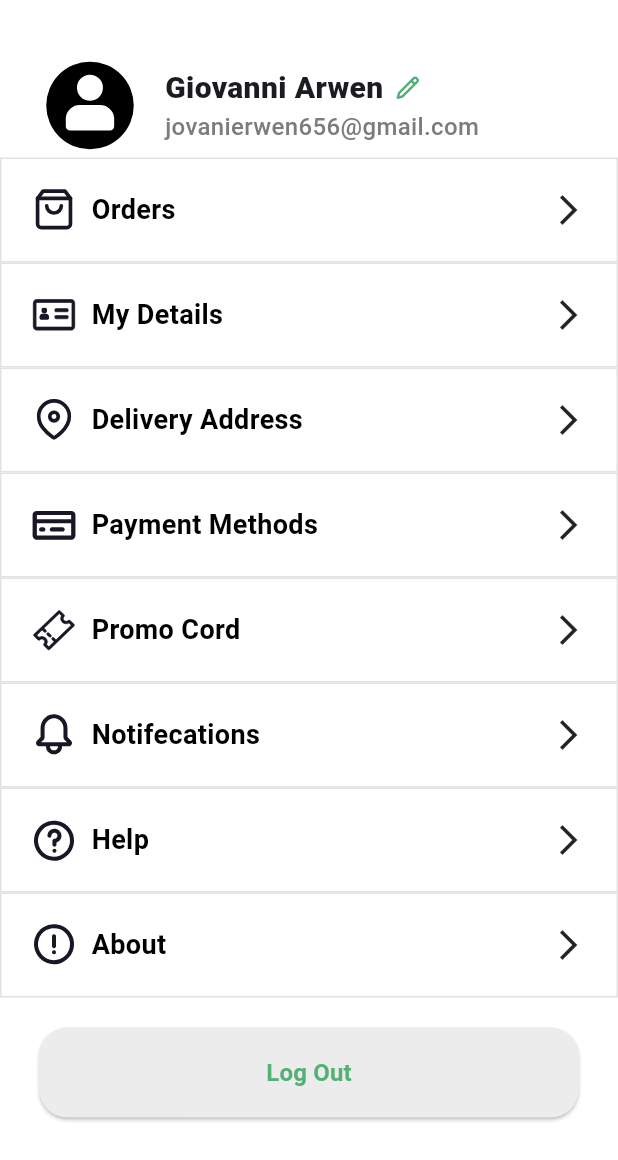
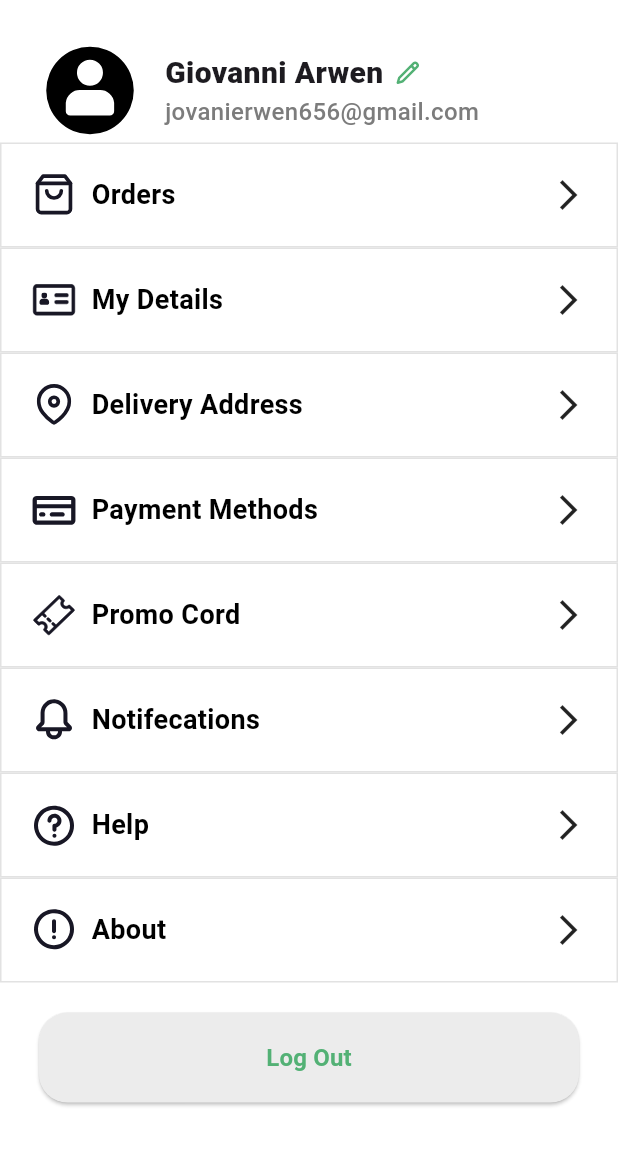
Before and after one commit to GiovanniArwen/Nectar-App---DEPI-Task, a Flutter app: the Account screen opened directly, on a phone screen of 412 x 824 dp. Shown: the top 1160 px of the screen. Run offline on Flutter 3.47's test engine with Material 3 defaults, Android fonts, the phone set to English and light mode, and no system bars; our stand-ins replace flutter_svg.

Commit message:
nectar app project

```diff
--- a/lib/features/screens/account.dart
+++ b/lib/features/screens/account.dart
@@ -18,7 +18,7 @@ class Account extends StatelessWidget {
         crossAxisAlignment: CrossAxisAlignment.center,
         children: [
           Padding(
-            padding: const EdgeInsets.fromLTRB(25, 35, 0, 0),
+            padding: const EdgeInsets.fromLTRB(25, 25, 0, 0),
             child: Row(
               children: [
                 SvgPicture.asset(
```
Also changed, not shown: 6 other files.
